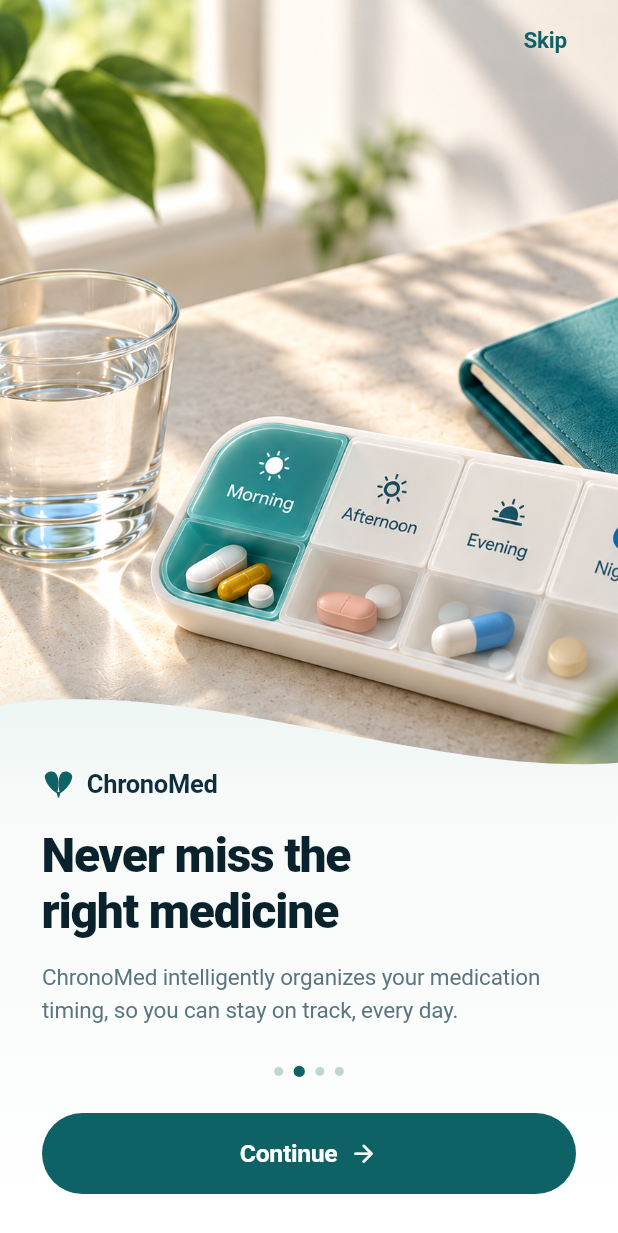
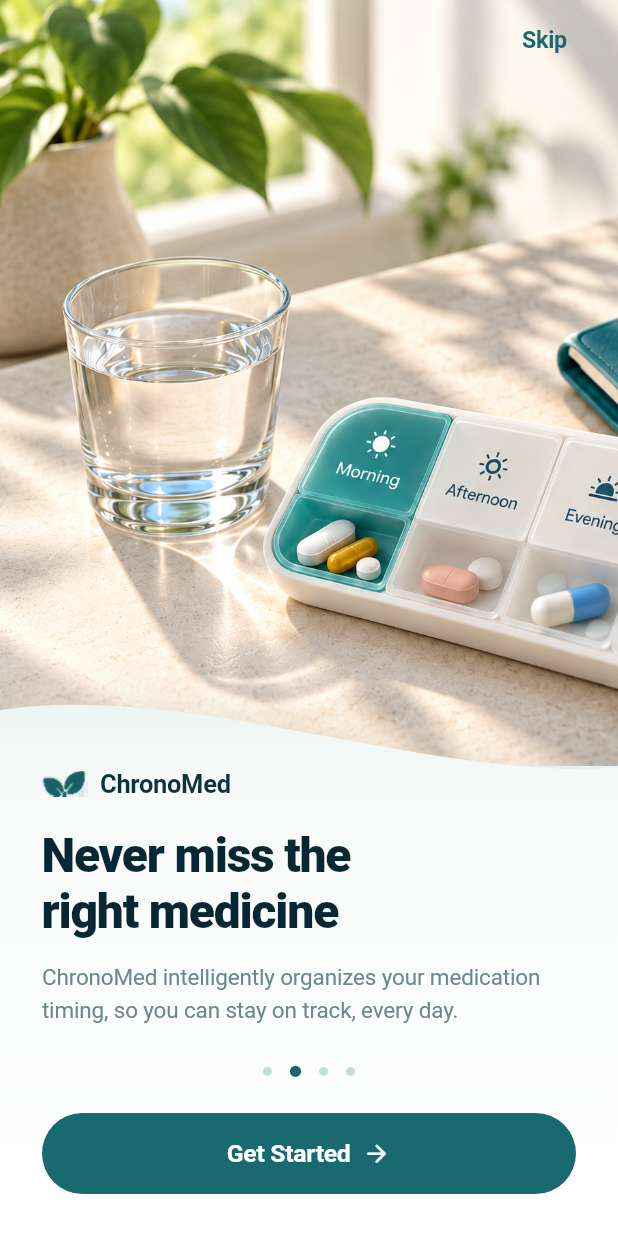
Before and after one commit to deepak22t/ChronoMed, a Flutter app: the OnboardingScreen screen opened directly, on a phone screen of 412 x 824 dp. Shown: the top 1233 px of the screen. Run offline on Flutter 3.47's test engine with Material 3 defaults, Android fonts, the phone set to English and light mode, and no system bars; our stand-ins replace video_player; network calls fail.

Commit message:
feat(ui): exact leaf logo, edge-to-edge splash cutout, muted onboarding typography, custom ChronoMed app launcher icon

```diff
--- a/app/lib/features/onboarding/presentation/onboarding_screen.dart
+++ b/app/lib/features/onboarding/presentation/onboarding_screen.dart
@@ -6,12 +6,13 @@ import '../../../core/navigation/app_shell.dart';
 ///
 /// Features:
 /// - Top "Skip" button in SafeArea
-/// - Background photography [assets/images/onboarding_bg.png]
+/// - Background photography [assets/images/onboarding_bg.png] perfectly framed
+///   to show the water glass on the left, pill organizer, and notebook.
 /// - Organic asymmetrical curved bottom container
-/// - Vector ChronoMed botanical twin-leaf logo
+/// - Exact ChronoMed botanical twin-leaf logo from reference
 /// - High-contrast editorial typography
-/// - 4-dot pagination indicator
-/// - Deep medical teal pill "Continue  →" button
+/// - 4-dot pagination indicator with generous spacing
+/// - Softened medical teal pill "Get Started  →" button
 class OnboardingScreen extends StatelessWidget {
   const OnboardingScreen({super.key});
 
@@ -46,21 +47,22 @@ class OnboardingScreen extends StatelessWidget {
         backgroundColor: const Color(0xFFF5F8F8),
         body: Stack(
           children: [
-            // 1. Background Image (Top 65% of screen)
+            // 1. Background Image (Framed to show glass of water on left and pillbox)
             Positioned(
               top: 0,
               left: 0,
               right: 0,
-              height: screenHeight * 0.65,
+              height: screenHeight * 0.62,
               child: Image.asset(
                 'assets/images/onboarding_bg.png',
                 fit: BoxFit.cover,
-                alignment: Alignment.topCenter,
+                // Alignment shifted left so the full water glass is completely visible
+                alignment: const Alignment(-0.62, -0.15),
                 errorBuilder: (context, error, stackTrace) {
                   return Container(
                     color: const Color(0xFFE2EBE9),
                     child: const Center(
-                      child: Icon(Icons.medication_rounded, size: 64, color: Color(0xFF0E6266)),
+                      child: Icon(Icons.medication_rounded, size: 64, color: Color(0xFF196971)),
                     ),
                   );
                 },
@@ -79,8 +81,8 @@ class OnboardingScreen extends StatelessWidget {
                   child: const Text(
                     'Skip',
                     style: TextStyle(
-                      color: Color(0xFF0E6266),
-                      fontSize: 15,
+                      color: Color(0xFF196971),
+                      fontSize: 15.5,
                       fontWeight: FontWeight.w600,
                       letterSpacing: -0.2,
                     ),
@@ -104,17 +106,17 @@ class OnboardingScreen extends StatelessWidget {
                       gradient: LinearGradient(
                         begin: Alignment.topCenter,
                         end: Alignment.bottomCenter,
-                        stops: [0.0, 0.25, 1.0],
+                        stops: [0.0, 0.22, 1.0],
                         colors: [
-                          Color(0xFFEAF5F2), // Very soft mint tint at curved top
+                          Color(0xFFE8F4F1), // Very soft subtle mint tint at curved top
                           Color(0xFFF7FAF9),
-                          Color(0xFFFFFFFF), // Pure white bottom
+                          Color(0xFFFFFFFF), // Pure clean white bottom
                         ],
                       ),
                     ),
                     padding: EdgeInsets.fromLTRB(
                       28,
-                      70, // generous top padding inside the wave crest
+                      65, // top padding inside the organic wave crest
                       28,
                       mediaQuery.padding.bottom > 0 ? mediaQuery.padding.bottom + 16 : 28,
                     ),
@@ -122,21 +124,25 @@ class OnboardingScreen extends StatelessWidget {
                       mainAxisSize: MainAxisSize.min,
                       crossAxisAlignment: CrossAxisAlignment.start,
                       children: [
-                        // A. Brand Header (Logo + ChronoMed)
+                        // A. Brand Header (Exact Leaf Logo + ChronoMed)
                         Row(
                           mainAxisSize: MainAxisSize.min,
                           children: [
-                            CustomPaint(
-                              size: const Size(22, 22),
-                              painter: _ChronoMedLeafLogoPainter(
-                                color: const Color(0xFF0E6266),
+                            Image.asset(
+                              'assets/images/chrono_leaf.png',
+                              height: 17,
+                              fit: BoxFit.contain,
+                              errorBuilder: (_, __, ___) => const Icon(
+                                Icons.eco_rounded,
+                                color: Color(0xFF196971),
+                                size: 18,
                               ),
                             ),
                             const SizedBox(width: 8),
                             const Text(
                               'ChronoMed',
                               style: TextStyle(
-                                color: Color(0xFF0E2E3B),
+                                color: Color(0xFF0F323D),
                                 fontSize: 17,
                                 fontWeight: FontWeight.w700,
                                 letterSpacing: -0.2,
@@ -151,7 +157,7 @@ class OnboardingScreen extends StatelessWidget {
                         const Text(
                           'Never miss the\nright medicine',
                           style: TextStyle(
-                            color: Color(0xFF0A222C),
+                            color: Color(0xFF082733),
                             fontSize: 32,
                             fontWeight: FontWeight.w800,
                             height: 1.15,
@@ -161,11 +167,11 @@ class OnboardingScreen extends StatelessWidget {
 
                         const SizedBox(height: 14),
 
-                        // C. Subtitle / Description
+                        // C. Subtitle / Description (Duller, refined weight)
                         const Text(
                           'ChronoMed intelligently organizes your medication timing, so you can stay on track, every day.',
                           style: TextStyle(
-                            color: Color(0xFF5A7580),
+                            color: Color(0xFF6B8791), // Soft dull slate-teal
                             fontSize: 15,
                             fontWeight: FontWeight.w400,
                             height: 1.45,
@@ -175,30 +181,30 @@ class OnboardingScreen extends StatelessWidget {
 
                         const SizedBox(height: 26),
 
-                        // D. Pagination Dots (Dot 2 Active)
+                        // D. Pagination Dots (Dot 2 Active with wider gap)
                         Row(
                           mainAxisAlignment: MainAxisAlignment.center,
                           children: [
                             _buildDot(isActive: false),
-                            const SizedBox(width: 7),
+                            const SizedBox(width: 12), // Wider spacing as in reference
                             _buildDot(isActive: true),
-                            const SizedBox(width: 7),
+                            const SizedBox(width: 12),
                             _buildDot(isActive: false),
-                            const SizedBox(width: 7),
+                            const SizedBox(width: 12),
                             _buildDot(isActive: false),
                           ],
                         ),
 
                         const SizedBox(height: 24),
 
-                        // E. Deep Medical Teal "Continue  →" Pill Button
+                        // E. Softer Medical Teal "Get Started  →" Pill Button
                         SizedBox(
                           width: double.infinity,
                           height: 54,
                           child: ElevatedButton(
                             onPressed: () => _navigateToMain(context),
                             style: ElevatedButton.styleFrom(
-                              backgroundColor: const Color(0xFF0E6266),
+                              backgroundColor: const Color(0xFF196971), // Softer, calmer teal
                               foregroundColor: Colors.white,
                               elevation: 0,
                               shape: RoundedRectangleBorder(
@@ -209,7 +215,7 @@ class OnboardingScreen extends StatelessWidget {
                               mainAxisAlignment: MainAxisAlignment.center,
                               children: [
                                 Text(
-                                  'Continue',
+                                  'Get Started',
                                   style: TextStyle(
                                     fontSize: 16.5,
                                     fontWeight: FontWeight.w600,
@@ -239,7 +245,7 @@ class OnboardingScreen extends StatelessWidget {
       width: isActive ? 7.5 : 6,
       height: isActive ? 7.5 : 6,
       decoration: BoxDecoration(
-        color: isActive ? const Color(0xFF0E6266) : const Color(0xFFBED5D1),
+        color: isActive ? const Color(0xFF196971) : const Color(0xFFC7DDD9),
         shape: BoxShape.circle,
       ),
     );
@@ -251,14 +257,14 @@ class _OnboardingWaveClipper extends CustomClipper<Path> {
   @override
   Path getClip(Size size) {
     final path = Path();
-    // Starts at left at y = 30
-    path.moveTo(0, 30);
+    // Starts at left at y = 28
+    path.moveTo(0, 28);
     // Smooth asymmetrical cubic bezier curve:
-    // Crest on the left, soft downward swoop to the right edge at y = 72
+    // Crest on the left, soft downward swoop to the right edge at y = 68
     path.cubicTo(
       size.width * 0.30, 8,   // left crest
-      size.width * 0.70, 78,  // right descent
-      size.width, 68,         // right edge
+      size.width * 0.70, 76,  // right descent
+      size.width, 66,         // right edge
     );
     path.lineTo(size.width, size.height);
     path.lineTo(0, size.height);
@@ -275,18 +281,18 @@ class _OnboardingWaveShadowPainter extends CustomPainter {
   @override
   void paint(Canvas canvas, Size size) {
     final path = Path();
-    path.moveTo(0, 30);
+    path.moveTo(0, 28);
     path.cubicTo(
       size.width * 0.30, 8,
-      size.width * 0.70, 78,
-      size.width, 68,
+      size.width * 0.70, 76,
+      size.width, 66,
     );
     path.lineTo(size.width, size.height);
     path.lineTo(0, size.height);
     path.close();
 
     final shadowPaint = Paint()
-      ..color = const Color(0xFF0E2E3B).withOpacity(0.09)
+      ..color = const Color(0xFF0E2E3B).withOpacity(0.08)
       ..maskFilter = const MaskFilter.blur(BlurStyle.normal, 14);
 
     canvas.drawPath(path.shift(const Offset(0, -5)), shadowPaint);
@@ -295,54 +301,3 @@ class _OnboardingWaveShadowPainter extends CustomPainter {
   @override
   bool shouldRepaint(covariant CustomPainter oldDelegate) => false;
 }
-
-/// Precision Vector ChronoMed Botanical Twin-Leaf Logo
-class _ChronoMedLeafLogoPainter extends CustomPainter {
-  final Color color;
-
-  _ChronoMedLeafLogoPainter({required this.color});
-
-  @override
-  void paint(Canvas canvas, Size size) {
-    final paint = Paint()
-      ..color = color
-      ..style = PaintingStyle.fill
-      ..isAntiAlias = true;
-
-    // Scale to bounds
-    final scaleX = size.width / 24.0;
-    final scaleY = size.height / 24.0;
-    canvas.scale(scaleX, scaleY);
-
-    // Left Leaf (angled upper-left)
-    final leftLeaf = Path();
-    leftLeaf.moveTo(11, 19);
-    leftLeaf.cubicTo(8, 17, 3, 13, 2, 7);
-    leftLeaf.cubicTo(2, 5, 4, 3, 7, 3);
-    leftLeaf.cubicTo(12, 3, 13, 11, 11, 19);
-    leftLeaf.close();
-    canvas.drawPath(leftLeaf, paint);
-
-    // Right Leaf (angled upper-right)
-    final rightLeaf = Path();
-    rightLeaf.moveTo(13, 19);
-    rightLeaf.cubicTo(16, 17, 21, 13, 22, 7);
-    rightLeaf.cubicTo(22, 5, 20, 3, 17, 3);
-    rightLeaf.cubicTo(12, 3, 11, 11, 13, 19);
-    rightLeaf.close();
-    canvas.drawPath(rightLeaf, paint);
-
-    // Central Stem Base
-    final stem = Path();
-    stem.moveTo(10.5, 18);
-    stem.lineTo(13.5, 18);
-    stem.lineTo(12.5, 22);
-    stem.lineTo(11.5, 22);
-    stem.close();
-    canvas.drawPath(stem, paint);
-  }
-
-  @override
-  bool shouldRepaint(covariant _ChronoMedLeafLogoPainter oldDelegate) =>
-      oldDelegate.color != color;
-}
--- a/app/lib/main.dart
+++ b/app/lib/main.dart
@@ -1,4 +1,5 @@
 import 'package:flutter/material.dart';
+import 'package:flutter/services.dart';
 import 'package:core_engine/core_engine.dart';
 import 'core/state/app_state.dart';
 import 'core/state/app_state_provider.dart';
@@ -110,6 +111,8 @@ final defaultMedications = <Medication>[
 // ── Entry Point ──────────────────────────────────────────────────────────────
 
 void main() {
+  WidgetsFlutterBinding.ensureInitialized();
+  SystemChrome.setEnabledSystemUIMode(SystemUiMode.immersiveSticky);
   runApp(
     AppStateProvider(
       state: AppState(
--- a/app/pubspec.yaml
+++ b/app/pubspec.yaml
@@ -29,3 +29,4 @@ flutter:
     - assets/top_50_drugs.json
     - assets/videos/splash.mp4
     - assets/images/onboarding_bg.png
+    - assets/images/chrono_leaf.png
```
Also changed, not shown: app/lib/features/splash/presentation/splash_screen.dart (+2 -35 lines), app/assets/images/app_icon_master.png (added), app/assets/images/chrono_leaf.png (added), 12 other files.
